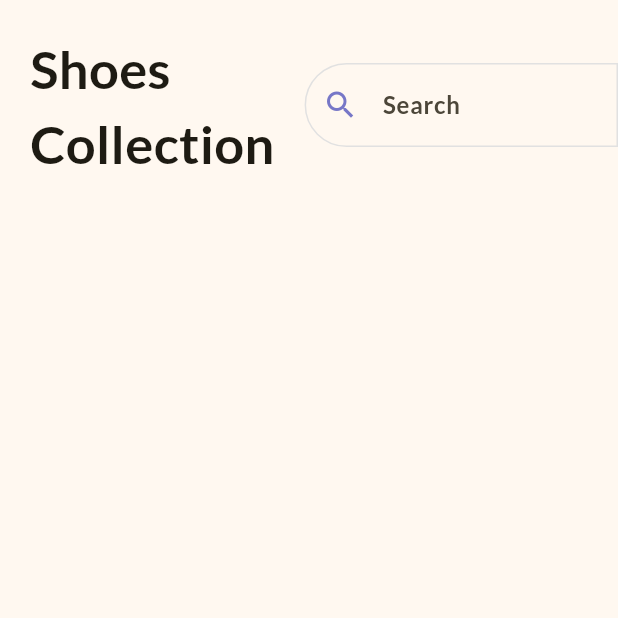
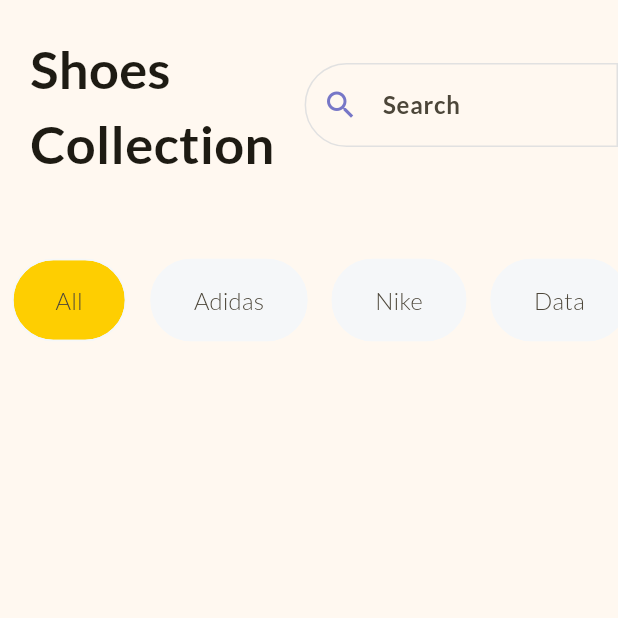
Before and after one commit to jones0chikwezga/Shop-app-flutter, a Flutter app: the screen it shows after launch, on a phone screen of 412 x 824 dp, the top half of it. Run offline on Flutter 3.47's test engine with Material 3 defaults, Android fonts, the phone set to English and light mode, and no system bars.

Commit message:
Chops creation

```diff
--- a/lib/home_page.dart
+++ b/lib/home_page.dart
@@ -1,7 +1,24 @@
 import 'package:flutter/material.dart';
 
-class HomePage extends StatelessWidget {
+class HomePage extends StatefulWidget {
   const HomePage({super.key});
+
+  @override
+  State<HomePage> createState() => _HomePageState();
+}
+
+class _HomePageState extends State<HomePage> {
+final List<String> filters = const[
+  'All','Adidas','Nike','Data'
+];
+late String selectedFilter ;
+
+@override
+  void initState() {
+
+    super.initState();
+  selectedFilter  = filters[0];
+  }
 
   @override
   Widget build(BuildContext context) {
@@ -13,28 +30,63 @@ class HomePage extends StatelessWidget {
                ),
                ),
               );
-    return Scaffold(
+    return  Scaffold(
       body: SafeArea(
         child: Column(
           children: [
           Row(
             children: [
-               Padding(
-                 padding: const EdgeInsets.all(20.0),
+              const Padding(
+                 padding:  EdgeInsets.all(20.0),
                  child: Text("Shoes\nCollection",style: TextStyle(fontWeight: FontWeight.bold,fontSize:35 ),
                            ),
                ),
-          Expanded(child: TextField(
+           Expanded(child: TextField(
             decoration: InputDecoration(
               hintText: 'Search',
               prefixIcon: Icon(Icons.search),
               border: border,
               enabledBorder: border,
+              focusedBorder: border,
             ),
-          )),
+          ),
+          ),
+
             ],
           ),
+         SizedBox(
+          height: 120,
+           child: ListView.builder(
+              itemCount: filters.length,
+              scrollDirection: Axis.horizontal,
+              itemBuilder: (context, index){
+                final filter = filters[index];
+                return Padding(
+                  padding: const EdgeInsets.symmetric(horizontal: 8.0,
+                  ),
+                  child: GestureDetector (
+                    onTap: () {
+                      selectedFilter = filter;
+                    },
 
+                    child: Chip(
+                      backgroundColor: selectedFilter == filter ? Theme.of(context).colorScheme.primary:  Color.fromRGBO(245, 247, 249, 1),
+                      side: const BorderSide(
+                        color: const Color.fromRGBO(245, 247, 249, 1),
+                      ),
+                      label: Text (filter),
+                      labelStyle: const TextStyle(fontSize: 16,) ,
+                    padding: const EdgeInsets.symmetric(horizontal: 20, vertical: 15,) ,
+                    shape: RoundedRectangleBorder(
+                      borderRadius: BorderRadius.circular(30),
+                    ),
+                    ),
+                  ),
+                );
+              } ,
+
+            ),
+         )
           ],
         ),
       ),
--- a/lib/main.dart
+++ b/lib/main.dart
@@ -14,7 +14,9 @@ class Myapp extends StatelessWidget {
       title: 'Shopping App',
       theme: ThemeData(
         fontFamily: 'Lato',
-        colorScheme: ColorScheme.fromSeed(seedColor: Color.fromRGBO(254,206,1,1),
+        colorScheme: ColorScheme.fromSeed(
+          seedColor: Color.fromRGBO(254,206,1,1),
+          primary:  Color.fromRGBO(254,206,1,1),
         ),
        inputDecorationTheme: const InputDecorationTheme(
         hintStyle: TextStyle(
```
